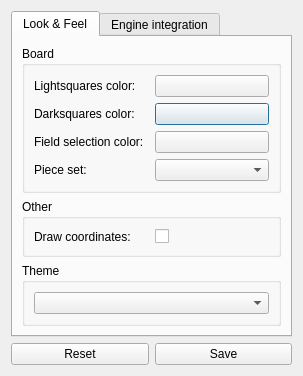
This is src/gui/forms/settings-dialog.ui in krwc/qtchess as Qt 5 draws it before an edit. The edited form follows.
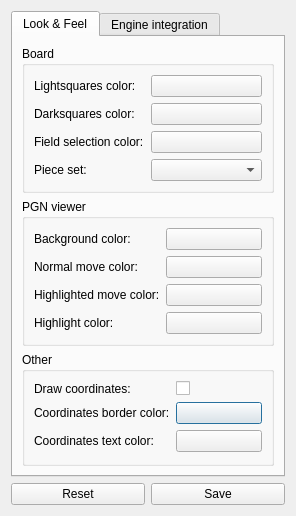
This is the edited form. Custom widgets are drawn as their Qt base class.

Commit message: Added ColorButton class

The edit to the form file:
```diff
--- a/src/gui/forms/settings-dialog.ui
+++ b/src/gui/forms/settings-dialog.ui
@@ -6,8 +6,8 @@
    <rect>
     <x>0</x>
     <y>0</y>
-    <width>303</width>
-    <height>376</height>
+    <width>296</width>
+    <height>516</height>
    </rect>
   </property>
   <property name="sizePolicy">
@@ -27,17 +27,24 @@
        <property name="currentIndex">
         <number>0</number>
        </property>
-       <widget class="QWidget" name="BoardTab">
+       <widget class="QWidget" name="LookNFeelTab">
         <attribute name="title">
          <string>Look &amp;&amp; Feel</string>
         </attribute>
         <layout class="QGridLayout" name="gridLayout_2">
-         <item row="1" column="0">
-          <widget class="QGroupBox" name="groupBox_2">
+         <item row="2" column="0">
+          <widget class="QGroupBox" name="otherGroupBox">
            <property name="title">
             <string>Other</string>
            </property>
            <layout class="QGridLayout" name="gridLayout_4">
+            <item row="1" column="0">
+             <widget class="QLabel" name="label_10">
+              <property name="text">
+               <string>Coordinates border color:</string>
+              </property>
+             </widget>
+            </item>
             <item row="0" column="0">
              <widget class="QLabel" name="label_6">
               <property name="text">
@@ -52,17 +59,38 @@
               </property>
              </widget>
             </item>
+            <item row="2" column="0">
+             <widget class="QLabel" name="label_11">
+              <property name="text">
+               <string>Coordinates text color:</string>
+              </property>
+             </widget>
+            </item>
+            <item row="1" column="1">
+             <widget class="ColorButton" name="pushButton_3">
+              <property name="text">
+               <string/>
+              </property>
+             </widget>
+            </item>
+            <item row="2" column="1">
+             <widget class="ColorButton" name="pushButton_4">
+              <property name="text">
+               <string/>
+              </property>
+             </widget>
+            </item>
            </layout>
           </widget>
          </item>
          <item row="0" column="0">
-          <widget class="QGroupBox" name="groupBox">
+          <widget class="QGroupBox" name="boardGroupBox">
            <property name="title">
             <string>Board</string>
            </property>
            <layout class="QGridLayout" name="gridLayout_3">
             <item row="1" column="1">
-             <widget class="QPushButton" name="DSColorButton">
+             <widget class="ColorButton" name="darkSqColor">
               <property name="text">
                <string/>
               </property>
@@ -92,8 +120,8 @@
               </property>
              </widget>
             </item>
-            <item row="0" column="1">
-             <widget class="QPushButton" name="LSColorButton">
+            <item row="2" column="1">
+             <widget class="ColorButton" name="selectionColor">
               <property name="text">
                <string/>
               </property>
@@ -106,8 +134,8 @@
               </property>
              </widget>
             </item>
-            <item row="2" column="1">
-             <widget class="QPushButton" name="SelectionColorButton">
+            <item row="0" column="1">
+             <widget class="ColorButton" name="lightSqColor">
               <property name="text">
                <string/>
               </property>
@@ -116,83 +144,79 @@
            </layout>
           </widget>
          </item>
-         <item row="2" column="0">
-          <widget class="QGroupBox" name="groupBox_3">
+         <item row="1" column="0">
+          <widget class="QGroupBox" name="groupBox">
            <property name="title">
-            <string>Theme</string>
-           </property>
-           <layout class="QGridLayout" name="gridLayout_6">
-            <item row="0" column="0">
-             <widget class="QComboBox" name="ThemeList"/>
-            </item>
-           </layout>
-          </widget>
-         </item>
-        </layout>
-       </widget>
-       <widget class="QWidget" name="EngineTab">
-        <attribute name="title">
-         <string>Engine integration</string>
-        </attribute>
-        <layout class="QGridLayout" name="gridLayout_5">
-         <item row="0" column="0">
-          <widget class="QGroupBox" name="groupBox_4">
-           <property name="sizePolicy">
-            <sizepolicy hsizetype="Preferred" vsizetype="Minimum">
-             <horstretch>0</horstretch>
-             <verstretch>0</verstretch>
-            </sizepolicy>
-           </property>
-           <property name="title">
-            <string>Engine settings</string>
+            <string>PGN viewer</string>
            </property>
            <layout class="QGridLayout" name="gridLayout">
             <item row="0" column="0">
              <widget class="QLabel" name="label_5">
               <property name="text">
-               <string>Path:</string>
+               <string>Background color:</string>
               </property>
              </widget>
             </item>
-            <item row="1" column="2">
-             <widget class="QPushButton" name="ConfigureEngineButton">
+            <item row="3" column="0">
+             <widget class="QLabel" name="label_8">
               <property name="text">
-               <string>Configure</string>
+               <string>Highlight color:</string>
+              </property>
+             </widget>
+            </item>
+            <item row="2" column="0">
+             <widget class="QLabel" name="label_9">
+              <property name="text">
+               <string>Highlighted move color:</string>
+              </property>
+             </widget>
+            </item>
+            <item row="1" column="0">
+             <widget class="QLabel" name="label_7">
+              <property name="text">
+               <string>Normal move color:</string>
               </property>
              </widget>
             </item>
             <item row="0" column="1">
-             <widget class="QLineEdit" name="EnginePath">
+             <widget class="ColorButton" name="pgnBgButton">
               <property name="text">
                <string/>
               </property>
              </widget>
             </item>
-            <item row="0" column="2">
-             <widget class="QPushButton" name="SelectEngineButton">
+            <item row="1" column="1">
+             <widget class="ColorButton" name="normalMoveButton">
               <property name="text">
-               <string>Select</string>
+               <string/>
+              </property>
+             </widget>
+            </item>
+            <item row="2" column="1">
+             <widget class="ColorButton" name="pushButton_7">
+              <property name="text">
+               <string/>
+              </property>
+             </widget>
+            </item>
+            <item row="3" column="1">
+             <widget class="ColorButton" name="pushButton_8">
+              <property name="text">
+               <string/>
               </property>
              </widget>
             </item>
            </layout>
           </widget>
          </item>
-         <item row="1" column="0">
-          <spacer name="verticalSpacer">
-           <property name="orientation">
-            <enum>Qt::Vertical</enum>
-           </property>
-           <property name="sizeHint" stdset="0">
-            <size>
-             <width>20</width>
-             <height>40</height>
-            </size>
-           </property>
-          </spacer>
-         </item>
         </layout>
        </widget>
+       <widget class="QWidget" name="EngineTab">
+        <attribute name="title">
+         <string>Engine integration</string>
+        </attribute>
+        <layout class="QGridLayout" name="gridLayout_5"/>
+       </widget>
       </widget>
      </item>
     </layout>
@@ -217,6 +241,13 @@
    </item>
   </layout>
  </widget>
+ <customwidgets>
+  <customwidget>
+   <class>ColorButton</class>
+   <extends>QPushButton</extends>
+   <header>gui/color-button.hpp</header>
+  </customwidget>
+ </customwidgets>
  <resources/>
  <connections>
   <connection>
```
Left out of the diff: 48 changed lines with no effect on the pictures. The commit also changes 8 other files.
